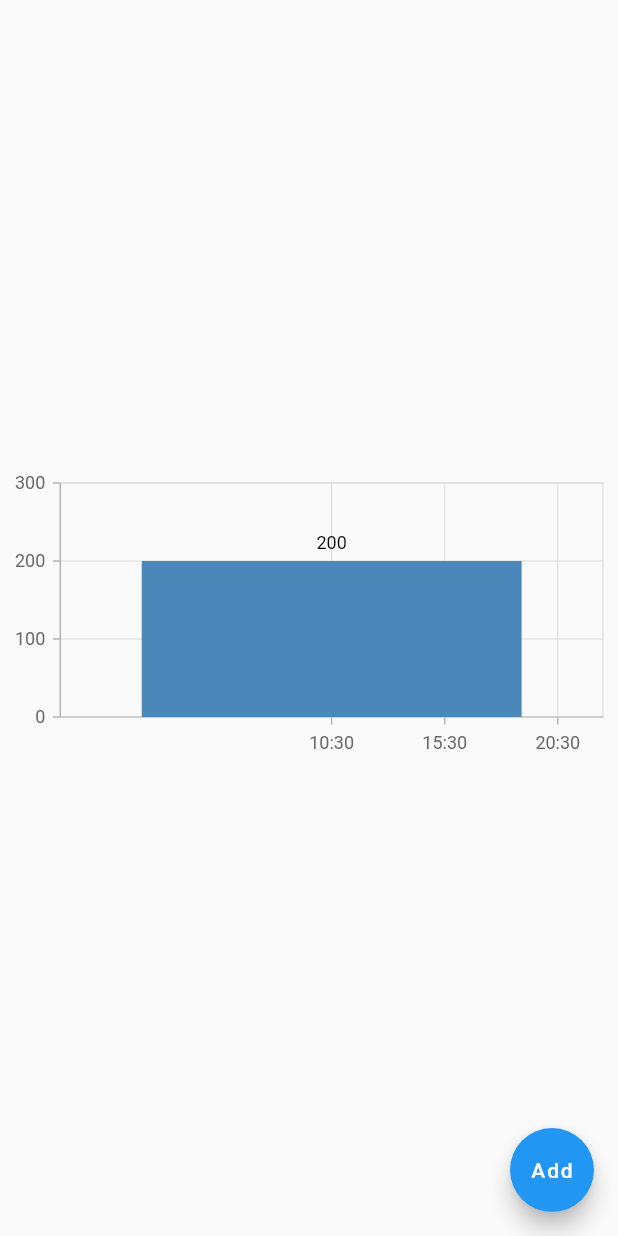
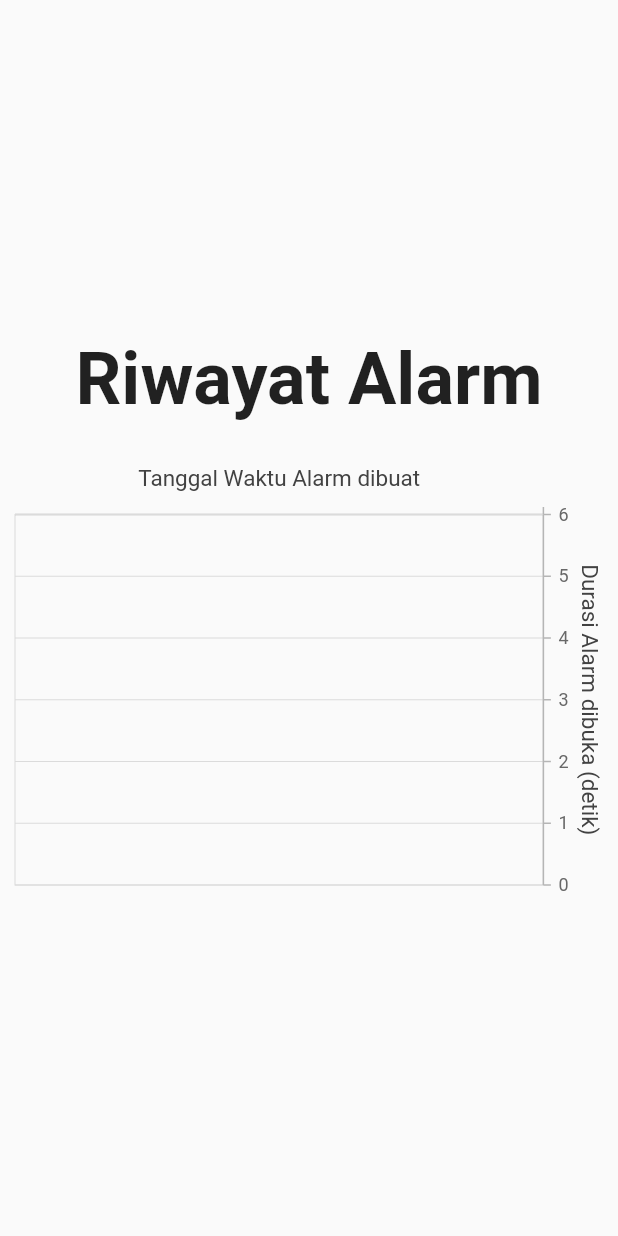
Before and after one commit to fahami/Flutter-AlarmFaces, a Flutter app: the screen it shows after launch, after a tap on "History", on a phone screen of 412 x 824 dp. Run offline on Flutter 3.47's test engine with Material 2 defaults, Android fonts, the phone set to English and light mode, and no system bars; our stand-ins replace flutter_local_notifications, hive, hive_flutter, rxdart, syncfusion_flutter_charts; missing offline and left inert: android_alarm_manager; accounts and stored records are empty.

Commit message:
add history alarm

```diff
--- /dev/null
+++ b/lib/helpers/db_helper.dart
@@ -0,0 +1,6 @@
+import 'package:alarmfaces/models/alarm.dart';
+import 'package:hive/hive.dart';
+
+class Boxes {
+  static Box<Alarm> getAlarm() => Hive.box<Alarm>('alarm');
+}
--- a/lib/helpers/notification_helper.dart
+++ b/lib/helpers/notification_helper.dart
@@ -1,3 +1,4 @@
+import 'package:alarmfaces/models/alarm.dart';
 import 'package:flutter_local_notifications/flutter_local_notifications.dart';
 import 'package:rxdart/rxdart.dart';
 
@@ -26,6 +27,9 @@ class NotificationHelper {
     final settings = InitializationSettings(android: android, iOS: ios);
     await _notifications.initialize(
       settings,
+      onSelectNotification: (payload) async {
+        onNotifications.add(payload);
+      },
     );
   }
 
@@ -33,11 +37,13 @@ class NotificationHelper {
     int id = 0,
     String? title,
     String? body,
+    String? payload,
   }) async =>
       _notifications.show(
         id,
         title,
         body,
         await _notificationDetails(),
+        payload: payload,
       );
 }
--- a/lib/history.dart
+++ b/lib/history.dart
@@ -1,71 +1,71 @@
+import 'dart:developer';
+
+import 'package:alarmfaces/helpers/db_helper.dart';
 import 'package:flutter/material.dart';
 import 'package:hive/hive.dart';
+import 'package:intl/intl.dart';
 import 'package:syncfusion_flutter_charts/charts.dart';
+import 'package:hive_flutter/hive_flutter.dart';
+import 'models/alarm.dart';
 
-class HistoryAlarm extends StatefulWidget {
-  const HistoryAlarm({Key? key}) : super(key: key);
-
-  @override
-  State<HistoryAlarm> createState() => _HistoryAlarmState();
-}
-
-class _HistoryAlarmState extends State<HistoryAlarm> {
-  List<AlarmOpened> dataSource = [
-    AlarmOpened(DateTime.now(), 200),
-  ];
+class HistoryAlarm extends StatelessWidget {
+  final Alarm? history;
+  HistoryAlarm({Key? key, this.history}) : super(key: key);
+  final parseDate = DateFormat('yyyy-MM-dd');
   @override
   Widget build(BuildContext context) {
     return Scaffold(
-      floatingActionButton: FloatingActionButton(
-        onPressed: () {
-          final alarmData = Hive.box('alarm');
-          alarmData.add(AlarmOpened(DateTime.now(), 100));
-          print(alarmData.values);
-        },
-        child: Text('Add'),
-      ),
       body: Column(
         mainAxisAlignment: MainAxisAlignment.center,
         children: [
+          const Text(
+            'Riwayat Alarm',
+            textAlign: TextAlign.center,
+            style: TextStyle(
+              fontSize: 48,
+              fontWeight: FontWeight.bold,
+            ),
+          ),
           SizedBox(
-            height: 200,
-            child: SfCartesianChart(
-              primaryXAxis: DateTimeAxis(
-                  visibleMaximum: DateTime.now(),
-                  visibleMinimum:
-                      DateTime.now().subtract(const Duration(days: 50))),
+            height: 20,
+          ),
+          Container(
+            child: ValueListenableBuilder<Box<Alarm>>(
+              valueListenable: Boxes.getAlarm().listenable(),
+              builder: (context, box, child) {
+                final alarmDb = box.values.toList().cast<Alarm>();
+                return SfCartesianChart(
+                  isTransposed: true,
+                  enableAxisAnimation: true,
+                  primaryXAxis: DateTimeCategoryAxis(
+                    title: AxisTitle(text: 'Tanggal Waktu Alarm dibuat'),
+                    dateFormat: DateFormat('yyyy-MM-dd HH:mm:ss'),
+                    opposedPosition: true,
+                  ),
+                  primaryYAxis: NumericAxis(
+                      opposedPosition: true,
+                      title: AxisTitle(text: 'Durasi Alarm dibuka (detik)')),
                   zoomPanBehavior: ZoomPanBehavior(
                     enablePanning: true,
                     enablePinching: true,
+                    enableDoubleTapZooming: true,
                   ),
                   series: [
-                ColumnSeries<AlarmOpened, DateTime>(
-                  dataSource: dataSource,
-                  xValueMapper: (AlarmOpened alarm, _) => alarm.date,
-                  yValueMapper: (AlarmOpened alarm, _) => alarm.duration,
+                    BarSeries<Alarm, DateTime>(
+                      dataSource: alarmDb,
+                      xValueMapper: (Alarm alarm, _) => alarm.date,
+                      yValueMapper: (Alarm alarm, _) => alarm.duration,
                       dataLabelSettings: const DataLabelSettings(
                         isVisible: true,
                       ),
                     ),
                   ],
+                );
+              },
             ),
           ),
         ],
       ),
     );
   }
-
-  @override
-  void dispose() {
-    // TODO: implement dispose
-    super.dispose();
-    Hive.close();
 }
-}
-
-class AlarmOpened {
-  final DateTime date;
-  final int duration;
-
-  AlarmOpened(this.date, this.duration);
-}
--- a/lib/main.dart
+++ b/lib/main.dart
@@ -1,5 +1,6 @@
 import 'dart:math' as math;
 
+import 'package:alarmfaces/helpers/db_helper.dart';
 import 'package:alarmfaces/history.dart';
 import 'package:android_alarm_manager/android_alarm_manager.dart';
 import 'package:flutter/foundation.dart';
@@ -20,7 +21,7 @@ void main() async {
   Hive
     ..init(dir.path)
     ..registerAdapter(AlarmAdapter())
-    ..openBox<AlarmAdapter>('alarm');
+    ..openBox<Alarm>('alarm');
   runApp(MyApp());
 }
 
@@ -32,16 +33,44 @@ class MyApp extends StatefulWidget {
 }
 
 class _MyAppState extends State<MyApp> {
+  final GlobalKey<NavigatorState> navigatorKey =
+      GlobalKey(debugLabel: "Main Navigator");
   @override
   void initState() {
     // TODO: implement initState
     super.initState();
     NotificationHelper.init();
+    listenNotifications();
+  }
+
+  void listenNotifications() =>
+      NotificationHelper.onNotifications.stream.listen(onClickedNotification);
+
+  void onClickedNotification(String? payload) {
+    print(payload);
+    final DateTime dateTimeAlarm =
+        DateFormat('yyyy-MM-dd hh:mm:ss').parse(payload!);
+    final DateTime dateTimeOpen = DateTime.now();
+    final int differenceDate = dateTimeOpen.difference(dateTimeAlarm).inSeconds;
+    print(dateTimeAlarm);
+    print(dateTimeOpen);
+    print(differenceDate);
+    Boxes.getAlarm().add(Alarm(dateTimeAlarm, differenceDate));
+    this.navigatorKey.currentState!.push(
+          MaterialPageRoute(
+            builder: (context) => HistoryAlarm(
+              history: Alarm(dateTimeAlarm, differenceDate),
+            ),
+          ),
+        );
   }
 
   @override
   Widget build(BuildContext context) {
-    return MaterialApp(home: Home());
+    return MaterialApp(
+      home: Home(),
+      navigatorKey: navigatorKey,
+    );
   }
 }
 
@@ -89,9 +118,16 @@ class ClockPainter extends CustomPainter {
   }
 }
 
-class Home extends StatelessWidget {
+class Home extends StatefulWidget {
   Home({Key? key}) : super(key: key);
+
+  @override
+  State<Home> createState() => _HomeState();
+}
+
+class _HomeState extends State<Home> {
   Color colorDial = Colors.amber;
+
   final ValueNotifier<DateTime> _dateTime = ValueNotifier(DateTime.now());
 
   String alarmText(DateTime date) {
@@ -233,4 +269,11 @@ class Home extends StatelessWidget {
       ),
     ));
   }
+
+  @override
+  void dispose() {
+    // TODO: implement dispose
+    super.dispose();
+    Hive.close();
+  }
 }
--- a/lib/utils/background_service.dart
+++ b/lib/utils/background_service.dart
@@ -24,10 +24,10 @@ class BackgroundService {
     print('Alarm fired!');
     final NotificationHelper _notificationHelper = NotificationHelper();
     await _notificationHelper.showNotification(
-      title: 'Alarm berakhir!',
-      body:
-          'Alarm anda telah bunyi di ${DateFormat.Hm().format(DateTime.now())}',
-    );
+        title: 'Alarm berakhir!',
+        body:
+            'Alarm anda telah bunyi di ${DateFormat.Hms().format(DateTime.now())}',
+        payload: DateFormat('yyyy-MM-dd HH:mm:ss').format(DateTime.now()));
 
     _uiSendPort ??= IsolateNameServer.lookupPortByName(_isolateName);
     _uiSendPort?.send(null);
```
Also changed, not shown: 3 other files. Lines whose indentation alone changed are shown as unchanged.
